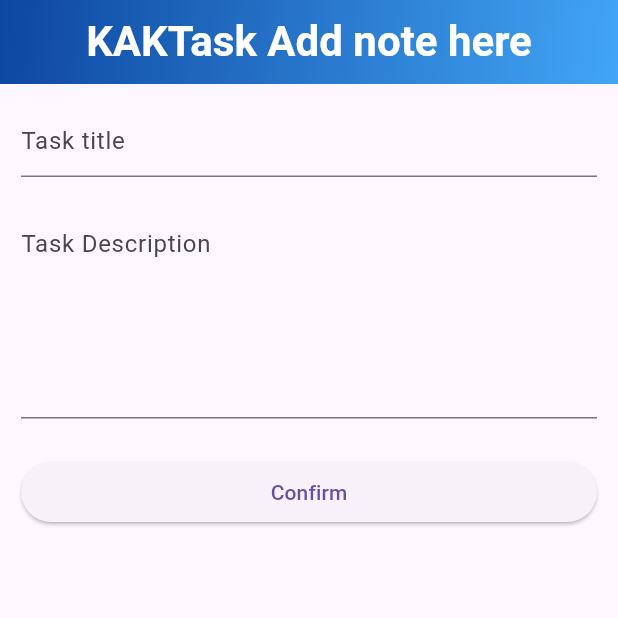
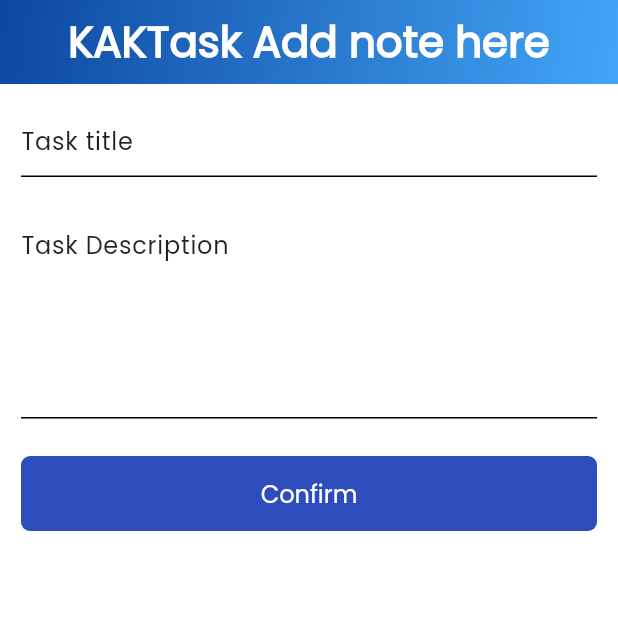
Before and after one commit to musfique113/KAKTask, a Flutter app: the AddNotes screen opened directly, on a phone screen of 412 x 824 dp, the top half of it. Run offline on Flutter 3.47's test engine with Material 3 defaults, Android fonts, the light colour scheme and no system bars; our stand-ins replace flutter_svg, fpdart, shared_preferences; accounts and stored records are empty; network calls fail.

Commit message:
:heavy_plus_sign: Add theme mode feature

```diff
--- /dev/null
+++ b/lib/application/theme_data/app_colors.dart
@@ -0,0 +1,3 @@
+import 'package:flutter/material.dart';
+
+const Color themeColor = Color(0xff2C4DBB);
--- /dev/null
+++ b/lib/application/theme_data/global_theme_data.dart
@@ -0,0 +1,75 @@
+import 'package:flutter/material.dart';
+import 'package:kaktask/application/theme_data/app_colors.dart';
+
+class GlobalThemeData {
+  static final Color _lightFocusColor = Colors.black.withOpacity(0.12);
+  static final Color _darkFocusColor = Colors.white.withOpacity(0.12);
+
+  static ThemeData get lightTheme {
+    return _buildThemeData(_lightColorScheme, _lightFocusColor);
+  }
+
+  static ThemeData get darkTheme {
+    return _buildThemeData(_darkColorScheme, _darkFocusColor);
+  }
+
+  static ThemeData _buildThemeData(ColorScheme colorScheme, Color focusColor) {
+    return ThemeData(
+      primaryColor: colorScheme.primary,
+      colorScheme: colorScheme,
+      scaffoldBackgroundColor: colorScheme.background,
+      canvasColor: colorScheme.surface,
+      highlightColor: Colors.transparent,
+      focusColor: focusColor,
+      elevatedButtonTheme: _elevatedButtonThemeData,
+      fontFamily: 'Poppins',
+    );
+  }
+
+  static const ColorScheme _lightColorScheme = ColorScheme(
+    background: Colors.white,
+    onBackground: Colors.black,
+    brightness: Brightness.light,
+    primary: Color(0xff825CF7),
+    onPrimary: Colors.white,
+    secondary: Color(0xff7755E0),
+    onSecondary: Colors.white,
+    error: Colors.red,
+    onError: Colors.white,
+    surface: Color(0xffF5F5F5),
+    onSurface: Colors.black87,
+  );
+
+  static const ColorScheme _darkColorScheme = ColorScheme(
+    background: Color(0xFF121212),
+    onBackground: Colors.white,
+    brightness: Brightness.dark,
+    primary: Color(0xffBB86FC),
+    onPrimary: Colors.black,
+    secondary: Color(0xFF03DAC6),
+    onSecondary: Colors.black,
+    error: Colors.red,
+    onError: Colors.white,
+    surface: Color(0xFF1E1E1E),
+    onSurface: Colors.white70,
+  );
+
+  static final ElevatedButtonThemeData _elevatedButtonThemeData =
+      ElevatedButtonThemeData(
+    style: ElevatedButton.styleFrom(
+      padding: const EdgeInsets.symmetric(vertical: 11.5),
+      minimumSize: const Size(double.infinity, 50),
+      maximumSize: const Size(double.infinity, 50),
+      shape: RoundedRectangleBorder(borderRadius: BorderRadius.circular(6)),
+      elevation: 0,
+      foregroundColor: Colors.white,
+      backgroundColor: themeColor,
+      textStyle: const TextStyle(
+        fontWeight: FontWeight.w400,
+        fontSize: 16,
+        color: Colors.white,
+        fontFamily: 'Poppins',
+      ),
+    ),
+  );
+}
```
Also changed, not shown: lib/application/kaktask_app.dart (+15 -4 lines), lib/res/widget/toggle_theme_button.dart (added, +27 -0 lines), lib/view_model/theme_provider_view_model.dart (added, +35 -0 lines), lib/views/all_tasks_screen.dart (+3 -4 lines), pubspec.yaml (+13 -0 lines), assets/fonts/poppins/Poppins-Regular.ttf (added), assets/fonts/roboto/Roboto-Regular.ttf (added), assets/fonts/varela_round/VarelaRound-Regular.ttf (added), pubspec.lock.
